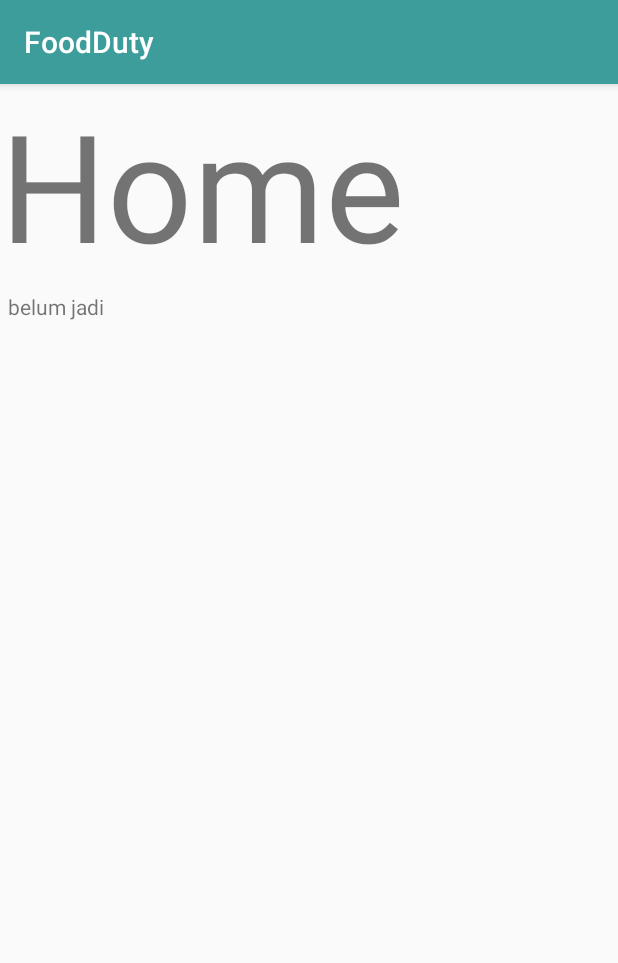
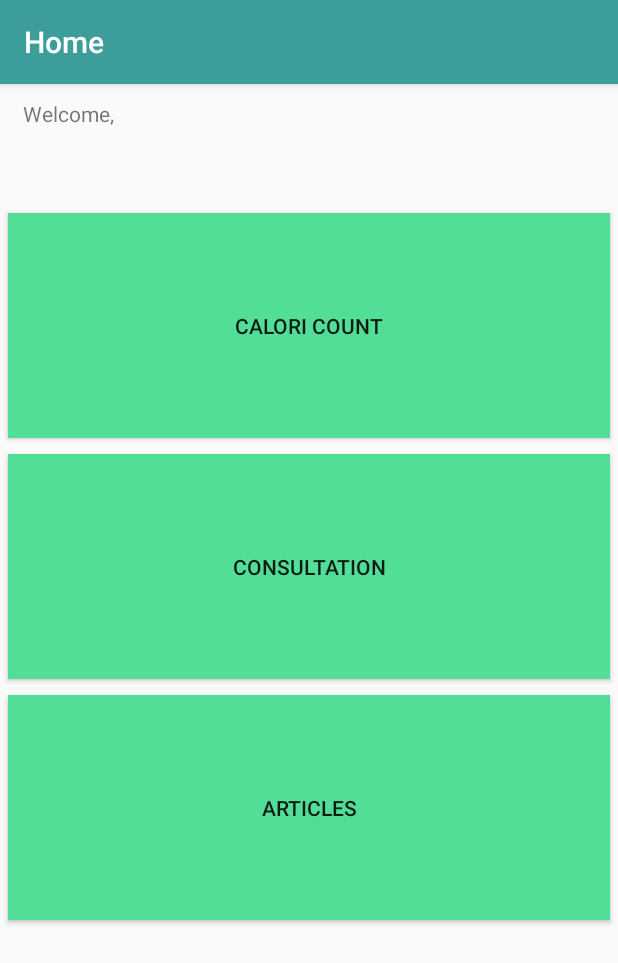
Before and after one commit to KarimahAzzuhdu/FoodDuty, an Android app: the LoginActivity screen opened directly, with no data from a screen before it, after a tap on "LOGIN", on a phone screen of 412 x 824 dp. Shown: the top 963 px of the screen. Run offline under Robolectric (Android 15) with nearby library versions, the phone set to English and light mode, and no system bars.

Commit message:
done page home

```diff
--- a/app/src/main/AndroidManifest.xml
+++ b/app/src/main/AndroidManifest.xml
@@ -33,7 +33,8 @@
         <activity
             android:name=".LoginActivity"
             android:theme="@style/AppTheme.NoActionBar" />
-        <activity android:name=".HomeActivity" />
+        <activity android:name=".HomeActivity"
+            android:label="Home"/>
 
     </application>
 
--- a/app/src/main/java/com/kaka/foodduty/HomeActivity.kt
+++ b/app/src/main/java/com/kaka/foodduty/HomeActivity.kt
@@ -2,11 +2,15 @@ package com.kaka.foodduty
 
 import androidx.appcompat.app.AppCompatActivity
 import android.os.Bundle
+import kotlinx.android.synthetic.main.activity_home.*
 
 class HomeActivity : AppCompatActivity() {
 
     override fun onCreate(savedInstanceState: Bundle?) {
         super.onCreate(savedInstanceState)
         setContentView(R.layout.activity_home)
+
+            halo.text = intent.getStringExtra("isi")
+
     }
 }
--- a/app/src/main/java/com/kaka/foodduty/LoginActivity.kt
+++ b/app/src/main/java/com/kaka/foodduty/LoginActivity.kt
@@ -4,6 +4,7 @@ import android.content.Intent
 import androidx.appcompat.app.AppCompatActivity
 import android.os.Bundle
 import kotlinx.android.synthetic.main.activity_login.*
+import kotlinx.android.synthetic.main.activity_signup.*
 
 class LoginActivity : AppCompatActivity() {
 
@@ -11,7 +12,9 @@ class LoginActivity : AppCompatActivity() {
         super.onCreate(savedInstanceState)
         setContentView(R.layout.activity_login)
         btn_login.setOnClickListener {
-            startActivity(Intent(this, HomeActivity::class.java))
+            val i = Intent( this, HomeActivity::class.java)
+            i.putExtra("isi", u_name.text.toString())
+            startActivity(i)
         }
     }
 
--- a/app/src/main/java/com/kaka/foodduty/SignupActivity.kt
+++ b/app/src/main/java/com/kaka/foodduty/SignupActivity.kt
@@ -12,7 +12,9 @@ class SignupActivity : AppCompatActivity() {
         super.onCreate(savedInstanceState)
         setContentView(R.layout.activity_signup)
         btn_signup.setOnClickListener {
-            startActivity(Intent(this, HomeActivity::class.java))
+            val i = Intent( this, HomeActivity::class.java)
+            i.putExtra("isi", name.text.toString())
+            startActivity(i)
         }
     }
 }
--- a/app/src/main/res/layout/activity_home.xml
+++ b/app/src/main/res/layout/activity_home.xml
@@ -1,5 +1,5 @@
 <?xml version="1.0" encoding="utf-8"?>
-<GridLayout xmlns:android="http://schemas.android.com/apk/res/android"
+<LinearLayout xmlns:android="http://schemas.android.com/apk/res/android"
     xmlns:tools="http://schemas.android.com/tools"
     android:layout_width="match_parent"
     android:layout_height="match_parent"
@@ -8,18 +8,46 @@
     >
 
     <TextView
-        android:id="@+id/textView"
+        android:id="@+id/text"
         android:layout_width="wrap_content"
         android:layout_height="wrap_content"
-        android:text="Home"
-        tools:layout_editor_absoluteX="28dp"
-        tools:layout_editor_absoluteY="68dp"
-        tools:ignore="HardcodedText,MissingConstraints,SmallSp"
-        android:textSize="100sp"/>
+        android:layout_marginTop="10dp"
+        android:layout_marginStart="15dp"
+        android:text="Welcome,"
+        tools:ignore="HardcodedText"/>
     <TextView
+        android:id="@+id/halo"
         android:layout_width="wrap_content"
         android:layout_height="wrap_content"
-        android:text="belum jadi"
+        android:layout_marginStart="15dp"
+        android:layout_marginTop="5dp"
+        android:layout_marginBottom="5dp"
+        android:text="Nama Pengguna"
+        android:textColor="@color/colorPrimary"
+        android:textSize="30sp"
+        tools:ignore="HardcodedText" />
+    <Button
+        android:id="@+id/btn_hitung"
+        android:layout_width="match_parent"
+        android:layout_height="150dp"
+        android:layout_margin="5dp"
+        android:text="Calori Count"
         tools:ignore="HardcodedText"
-        android:layout_margin="5dp"/>
-</GridLayout>
+        android:background="@color/colorPrimaryLight"/>
+    <Button
+        android:id="@+id/btn_konsultasi"
+        android:layout_width="match_parent"
+        android:layout_height="150dp"
+        android:layout_margin="5dp"
+        android:text="Consultation"
+        tools:ignore="HardcodedText"
+        android:background="@color/colorPrimaryLight"/>
+    <Button
+        android:id="@+id/btn_artikel"
+        android:layout_width="match_parent"
+        android:layout_height="150dp"
+        android:layout_margin="5dp"
+        android:text="Articles"
+        tools:ignore="HardcodedText"
+        android:background="@color/colorPrimaryLight"/>
+</LinearLayout>
--- a/app/src/main/res/layout/activity_signup.xml
+++ b/app/src/main/res/layout/activity_signup.xml
@@ -22,7 +22,7 @@
         android:layout_width="250dp"
         android:layout_height="wrap_content"
         android:layout_margin="5dp"
-        android:inputType="textShortMessage"
+        android:inputType="textPersonName"
         android:hint="Nama"
         app:libIZO_clearIconTint="@color/colorPrimary"
         app:libIZO_setBorderColor="@color/colorPrimaryLight"
@@ -41,7 +41,7 @@
         android:layout_height="wrap_content"
         android:layout_below="@+id/name"
         android:layout_margin="5dp"
-        android:inputType="textShortMessage"
+        android:inputType="textEmailAddress"
         android:hint="Email"
         app:libIZO_clearIconTint="@color/colorPrimary"
         app:libIZO_setBorderColor="@color/colorPrimaryLight"
```
